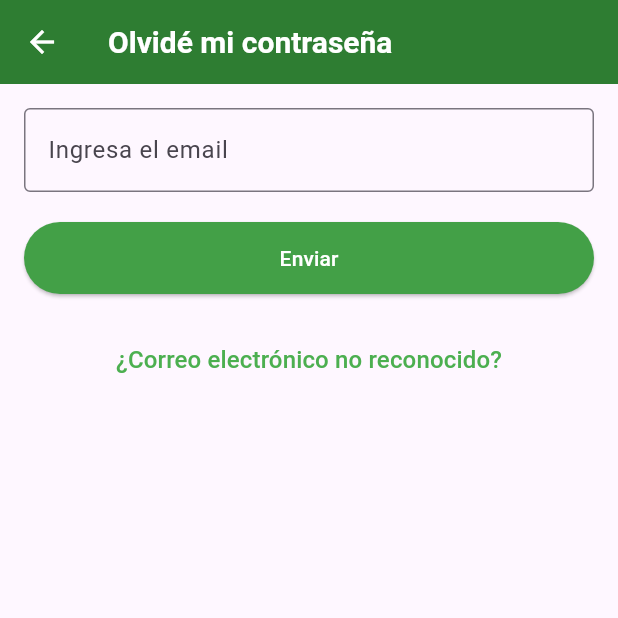
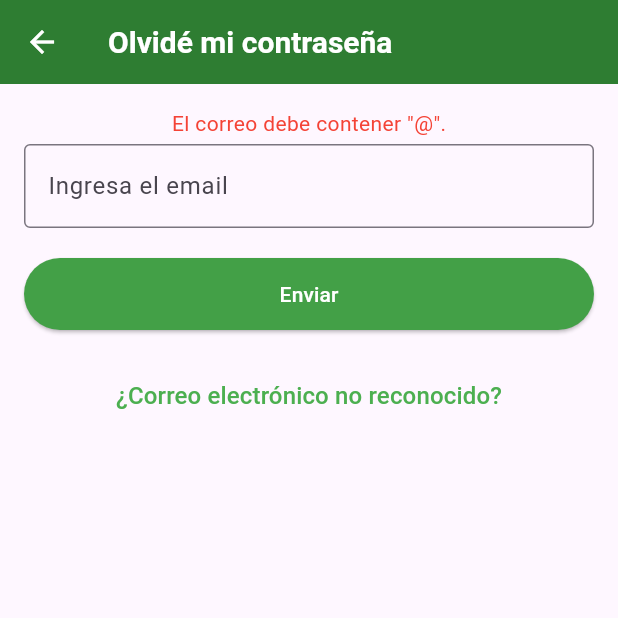
Before and after one commit to lcalorg3006/NutriFlow-apk, a Flutter app: the ForgotPasswordPage screen opened directly, after a tap on "Enviar", on a phone screen of 412 x 824 dp, the top half of it. Run offline on Flutter 3.47's test engine with Material 3 defaults, Android fonts, the phone set to English and light mode, and no system bars; our stand-ins replace google_sign_in; network calls fail; Roboto replaces fonts that are missing (Georgia).

Commit message:
Comprobar si el correo electronico a recuperar está bien introducido

```diff
--- a/lib/screens/forgot_password_page.dart
+++ b/lib/screens/forgot_password_page.dart
@@ -1,12 +1,20 @@
 import 'package:flutter/material.dart';
 
-class ForgotPasswordPage extends StatelessWidget {
+class ForgotPasswordPage extends StatefulWidget {
   const ForgotPasswordPage({Key? key}) : super(key: key);
 
   @override
+  State<ForgotPasswordPage> createState() => _ForgotPasswordPageState();
+}
+
+class _ForgotPasswordPageState extends State<ForgotPasswordPage> {
+  final TextEditingController _emailController = TextEditingController();
+  String? _errorMessage; // Mensaje de error en rojo si el email no contiene '@'
+
+  @override
   Widget build(BuildContext context) {
-    const Color primaryGreen = Color(0xFF2E7D32); // Mismo color de la AppBar del login
-    const Color buttonGreen = Color(0xFF43A047);  // Mismo color para los botones
+    const Color primaryGreen = Color(0xFF2E7D32);
+    const Color buttonGreen = Color(0xFF43A047);
 
     return Scaffold(
       appBar: AppBar(
@@ -30,8 +38,18 @@ class ForgotPasswordPage extends StatelessWidget {
         padding: const EdgeInsets.all(16.0),
         child: Column(
           children: [
+            // Si hay error, lo mostramos en rojo encima del TextField
+            if (_errorMessage != null) ...[
+              Text(
+                _errorMessage!,
+                style: const TextStyle(color: Colors.red),
+              ),
+              const SizedBox(height: 4),
+            ],
+
             // Campo de texto para el email
             TextField(
+              controller: _emailController,
               keyboardType: TextInputType.emailAddress,
               decoration: const InputDecoration(
                 labelText: 'Ingresa el email',
@@ -46,10 +64,21 @@ class ForgotPasswordPage extends StatelessWidget {
               height: 48,
               child: ElevatedButton(
                 style: ElevatedButton.styleFrom(
-                  backgroundColor: buttonGreen, // Mismo color "verde medio"
+                  backgroundColor: buttonGreen,
                 ),
                 onPressed: () {
-                  // TODO: Lógica para recuperar contraseña
+                  final String email = _emailController.text.trim();
+                  // Verificamos si contiene '@'
+                  if (!email.contains('@')) {
+                    setState(() {
+                      _errorMessage = 'El correo debe contener "@".';
+                    });
+                  } else {
+                    setState(() {
+                      _errorMessage = null; // Limpia el error si todo está bien
+                    });
+                    // TODO: Lógica para recuperar contraseña
+                  }
                 },
                 child: const Text(
                   'Enviar',
@@ -62,7 +91,7 @@ class ForgotPasswordPage extends StatelessWidget {
             // Texto "¿Correo electrónico no reconocido?"
             TextButton(
               onPressed: () {
-                // TODO: Acciones adicionales en caso de no reconocer el email
+                // TODO: Acciones adicionales
               },
               child: const Text(
                 '¿Correo electrónico no reconocido?',
```
